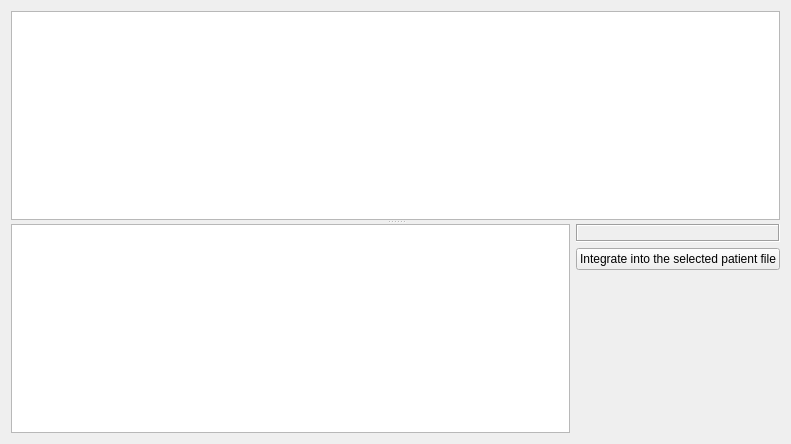
Above: plugins/toolsplugin/hprimintegrator/hprimintegratorwidget.ui from FreeHealth/freehealth before the change. Below: the same form after it.
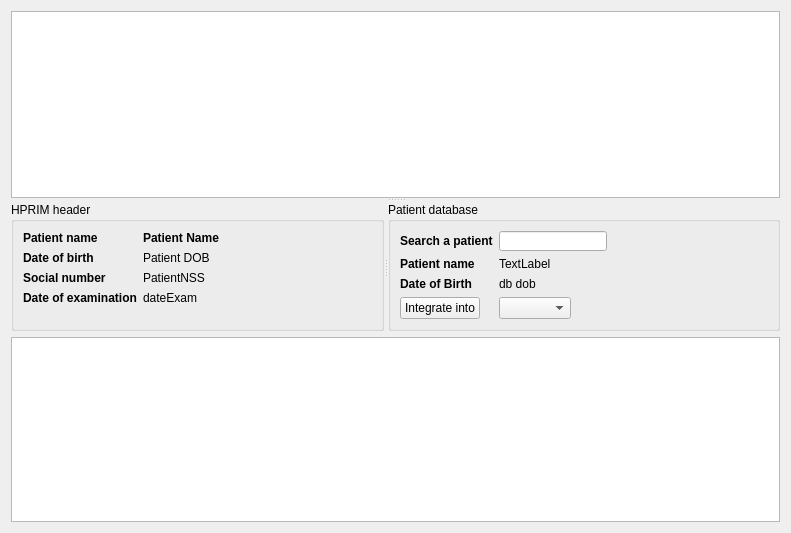
That is the form after the change. Custom widgets are drawn as their Qt base class.

Commit message: improving the hprim integration workflow

Patch:
```diff
--- a/plugins/toolsplugin/hprimintegrator/hprimintegratorwidget.ui
+++ b/plugins/toolsplugin/hprimintegrator/hprimintegratorwidget.ui
@@ -7,76 +7,232 @@
     <x>0</x>
     <y>0</y>
     <width>791</width>
-    <height>444</height>
+    <height>533</height>
    </rect>
   </property>
   <property name="windowTitle">
    <string>Form</string>
   </property>
-  <layout class="QGridLayout" name="gridLayout">
+  <layout class="QGridLayout" name="gridLayout_2">
    <item row="0" column="0">
-    <widget class="QSplitter" name="splitter">
+    <widget class="QSplitter" name="splitter_2">
      <property name="orientation">
       <enum>Qt::Vertical</enum>
      </property>
      <widget class="QTableView" name="dirContentTableView"/>
      <widget class="QWidget" name="">
-      <layout class="QGridLayout" name="gridLayout_2">
-       <item row="1" column="1">
-        <widget class="QPushButton" name="integrate">
-         <property name="maximumSize">
-          <size>
-           <width>400</width>
-           <height>16777215</height>
-          </size>
-         </property>
-         <property name="text">
-          <string>Integrate into the selected patient file</string>
-         </property>
-        </widget>
-       </item>
-       <item row="0" column="1">
-        <widget class="QLabel" name="patientInfo">
-         <property name="maximumSize">
-          <size>
-           <width>400</width>
-           <height>16777215</height>
-          </size>
-         </property>
-         <property name="font">
-          <font>
-           <weight>75</weight>
-           <bold>true</bold>
-          </font>
-         </property>
-         <property name="frameShape">
-          <enum>QFrame::Box</enum>
-         </property>
-         <property name="frameShadow">
-          <enum>QFrame::Sunken</enum>
-         </property>
-         <property name="text">
-          <string/>
-         </property>
-         <property name="wordWrap">
-          <bool>true</bool>
-         </property>
-        </widget>
-       </item>
-       <item row="2" column="1">
-        <spacer name="verticalSpacer">
+      <layout class="QGridLayout" name="gridLayout">
+       <item row="0" column="0">
+        <widget class="QSplitter" name="splitter">
          <property name="orientation">
-          <enum>Qt::Vertical</enum>
+          <enum>Qt::Horizontal</enum>
          </property>
-         <property name="sizeHint" stdset="0">
-          <size>
-           <width>20</width>
-           <height>40</height>
-          </size>
-         </property>
-        </spacer>
+         <widget class="QGroupBox" name="groupBox">
+          <property name="title">
+           <string>HPRIM header</string>
+          </property>
+          <layout class="QFormLayout" name="formLayout">
+           <item row="0" column="0">
+            <widget class="QLabel" name="label">
+             <property name="font">
+              <font>
+               <weight>75</weight>
+               <bold>true</bold>
+              </font>
+             </property>
+             <property name="text">
+              <string>Patient name</string>
+             </property>
+            </widget>
+           </item>
+           <item row="0" column="1">
+            <widget class="QLabel" name="hprimPatientName">
+             <property name="font">
+              <font>
+               <weight>75</weight>
+               <bold>true</bold>
+              </font>
+             </property>
+             <property name="toolTip">
+              <string notr="true"/>
+             </property>
+             <property name="text">
+              <string>Patient Name</string>
+             </property>
+            </widget>
+           </item>
+           <item row="1" column="0">
+            <widget class="QLabel" name="label_2">
+             <property name="font">
+              <font>
+               <weight>75</weight>
+               <bold>true</bold>
+              </font>
+             </property>
+             <property name="text">
+              <string>Date of birth</string>
+             </property>
+            </widget>
+           </item>
+           <item row="1" column="1">
+            <widget class="QLabel" name="hprimPatientDob">
+             <property name="toolTip">
+              <string notr="true"/>
+             </property>
+             <property name="text">
+              <string>Patient DOB</string>
+             </property>
+            </widget>
+           </item>
+           <item row="2" column="0">
+            <widget class="QLabel" name="label_3">
+             <property name="font">
+              <font>
+               <weight>75</weight>
+               <bold>true</bold>
+              </font>
+             </property>
+             <property name="text">
+              <string>Social number</string>
+             </property>
+            </widget>
+           </item>
+           <item row="2" column="1">
+            <widget class="QLabel" name="hprimPatientNss">
+             <property name="toolTip">
+              <string notr="true"/>
+             </property>
+             <property name="text">
+              <string>PatientNSS</string>
+             </property>
+            </widget>
+           </item>
+           <item row="3" column="0">
+            <widget class="QLabel" name="label_4">
+             <property name="font">
+              <font>
+               <weight>75</weight>
+               <bold>true</bold>
+              </font>
+             </property>
+             <property name="text">
+              <string>Date of examination</string>
+             </property>
+            </widget>
+           </item>
+           <item row="3" column="1">
+            <widget class="QLabel" name="hprimDateOfExam">
+             <property name="toolTip">
+              <string notr="true"/>
+             </property>
+             <property name="text">
+              <string>dateExam</string>
+             </property>
+            </widget>
+           </item>
+          </layout>
+         </widget>
+         <widget class="QGroupBox" name="groupBox_2">
+          <property name="title">
+           <string>Patient database</string>
+          </property>
+          <layout class="QFormLayout" name="formLayout_2">
+           <property name="fieldGrowthPolicy">
+            <enum>QFormLayout::FieldsStayAtSizeHint</enum>
+           </property>
+           <item row="0" column="0">
+            <widget class="QLabel" name="label_8">
+             <property name="font">
+              <font>
+               <weight>75</weight>
+               <bold>true</bold>
+              </font>
+             </property>
+             <property name="text">
+              <string>Search a patient</string>
+             </property>
+            </widget>
+           </item>
+           <item row="0" column="1">
+            <widget class="Patients::PatientSearchEdit" name="patientSearch">
+             <property name="minimumSize">
+              <size>
+               <width>0</width>
+               <height>20</height>
+              </size>
+             </property>
+             <property name="maximumSize">
+              <size>
+               <width>16777215</width>
+               <height>22</height>
+              </size>
+             </property>
+            </widget>
+           </item>
+           <item row="1" column="0">
+            <widget class="QLabel" name="label_5">
+             <property name="font">
+              <font>
+               <weight>75</weight>
+               <bold>true</bold>
+              </font>
+             </property>
+             <property name="text">
+              <string>Patient name</string>
+             </property>
+            </widget>
+           </item>
+           <item row="1" column="1">
+            <widget class="QLabel" name="dbPatientName">
+             <property name="text">
+              <string>TextLabel</string>
+             </property>
+            </widget>
+           </item>
+           <item row="2" column="0">
+            <widget class="QLabel" name="label_6">
+             <property name="font">
+              <font>
+               <weight>75</weight>
+               <bold>true</bold>
+              </font>
+             </property>
+             <property name="text">
+              <string>Date of Birth</string>
+             </property>
+            </widget>
+           </item>
+           <item row="2" column="1">
+            <widget class="QLabel" name="dbDob">
+             <property name="toolTip">
+              <string notr="true"/>
+             </property>
+             <property name="text">
+              <string>db dob</string>
+             </property>
+            </widget>
+           </item>
+           <item row="3" column="0">
+            <widget class="QPushButton" name="integrate">
+             <property name="maximumSize">
+              <size>
+               <width>400</width>
+               <height>16777215</height>
+              </size>
+             </property>
+             <property name="text">
+              <string>Integrate into</string>
+             </property>
+            </widget>
+           </item>
+           <item row="3" column="1">
+            <widget class="QComboBox" name="formItemSelector"/>
+           </item>
+          </layout>
+         </widget>
+        </widget>
        </item>
-       <item row="0" column="0" rowspan="3">
+       <item row="1" column="0">
         <widget class="QPlainTextEdit" name="contentViewer">
          <property name="minimumSize">
           <size>
@@ -101,6 +257,13 @@
    </item>
   </layout>
  </widget>
+ <customwidgets>
+  <customwidget>
+   <class>Patients::PatientSearchEdit</class>
+   <extends>QLineEdit</extends>
+   <header location="global">patientbaseplugin/patientsearchedit.h</header>
+  </customwidget>
+ </customwidgets>
  <resources/>
  <connections/>
 </ui>
```
The commit also changes 6 other files.
